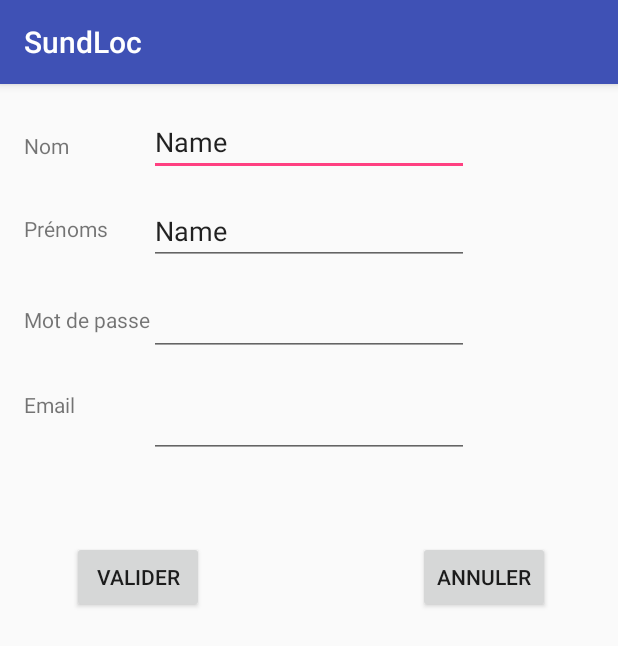
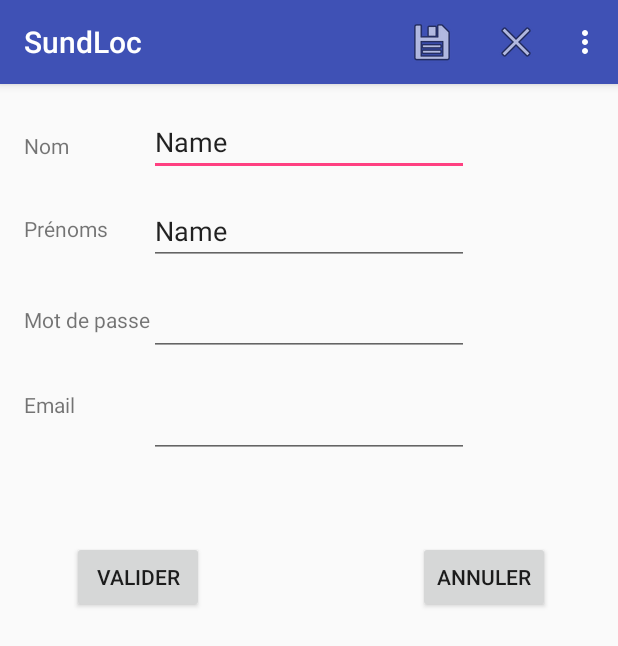
Before and after one commit to locohic/MyApp, an Android app: the screen it shows after launch (Main2Activity), after a tap on "SIGN UP", on a phone screen of 412 x 824 dp. Shown: the top 646 px of the screen. Run offline under Robolectric (Android 15) with nearby library versions, the phone set to English and light mode, and no system bars.

```diff
--- a/app/src/main/java/com/example/loic/myapplication/MainActivity.java
+++ b/app/src/main/java/com/example/loic/myapplication/MainActivity.java
@@ -1,20 +1,22 @@
 package com.example.loic.myapplication;
 
-import android.content.Context;
-import android.content.DialogInterface;
+import android.app.DatePickerDialog;
+import android.app.Dialog;
+import android.app.DialogFragment;
 import android.content.Intent;
 import android.support.v7.app.AppCompatActivity;
 import android.os.Bundle;
-import android.text.format.DateUtils;
 import android.view.Menu;
 import android.view.MenuItem;
 import android.view.View;
 import android.widget.Button;
+import android.widget.DatePicker;
 import android.widget.TextView;
 import android.widget.Toast;
 
+import java.util.Calendar;
+import java.util.GregorianCalendar;
 import java.text.DateFormat;
-import java.util.Date;
 
 public class MainActivity extends AppCompatActivity {
 
@@ -26,10 +28,67 @@ public class MainActivity extends AppCompatActivity {
         Button ConnectButton = (Button) findViewById(R.id.ConnectButton);
         TextView TV1 = (TextView) findViewById(R.id.TV1);
         getString(R.string.view_text);
-        String now = DateUtils.formatDateTime(getApplicationContext(), (new Date()).getTime(), DateFormat.FULL);
-        TV1.setText(now);
+
+        /*String now = DateUtils.formatDateTime(getApplicationContext(), (new Date()).getTime(), DateFormat.FULL);
+        TV1.setText(now);*/
 
         };
+
+    /*public void onStart(){
+        super.onStart();
+        EditText txtDate=(EditText) findViewById(R.id.txtdate);
+        txtDate.setOnFocusChangeListener(new View.OnFocusChangeListener() {
+            @Override
+            public void onFocusChange(View v,boolean hasFocus){
+                if (hasFocus){
+            DateDialog dialog= new DateDialog(v);
+                    FragmentTransaction ft= getFragmentManager().beginTransaction();
+                    dialog.show(ft, "DatePicker");
+                }
+        }
+    }
+        );
+    } <EditText
+        android:layout_width="wrap_content"
+        android:layout_height="wrap_content"
+        android:id="@+id/txtdate"
+        android:textSize="20sp"
+        android:hint="Tapez ici pour choisir la date"
+        android:layout_below="@+id/TV1"
+        android:layout_centerHorizontal="true"
+        android:layout_marginTop="42dp" />*/
+
+    /*public void datePicker(View view){
+        DatePickerFragment fragment= new DatePickerFragment();
+        fragment.show(getSupportFragmentManager(), "date");
+    }
+    private void setDate(final Calendar calendar) {
+        final DateFormat dateFormat = DateFormat.getDateInstance(DateFormat.MEDIUM);
+        ((TextView) findViewById(R.id.TV1)).setText(dateFormat.format(calendar.getTime()));
+    }
+
+    @Override
+    public void onDateSet(DatePicker view, int year, int month, int dayOfMonth) {
+
+    }
+
+    public static class DatePickerFragment extends DialogFragment {
+
+        @Override
+        public Dialog onCreateDialog(Bundle saveInstanceState){
+            final Calendar c = Calendar.getInstance();
+            int year = c.get(Calendar.YEAR);
+            int month = c.get(Calendar.MONTH);
+            int day = c.get(Calendar.DAY_OF_MONTH);
+            return new DatePickerDialog(getActivity(), (DatePickerDialog.OnDateSetListener) getActivity(year, month, day));
+        }
+    }
+
+    @Override
+    public void onDateset(DatePicker view, int year, int month, int day ) {
+        Calendar cal = new GregorianCalendar(year, month, day);
+        setDate(cal);
+    }*/
     public void inscription(View v){
         Intent inscription = new Intent(this,Main2Activity.class);
         startActivity(inscription);
--- a/app/src/main/res/menu/action_bar.xml
+++ b/app/src/main/res/menu/action_bar.xml
@@ -5,23 +5,23 @@
         android:id="@+id/action_save"
         android:icon="@android:drawable/ic_menu_save"
         android:title="@string/action_save"
-        app:showAsAction="ifRoom"/>
+        app:showAsAction="always"/>
 
     <item
         android:id="@+id/action_delete"
         android:icon="@android:drawable/ic_menu_delete"
         android:title="@string/action_delete"
-        app:showAsAction=""/>
+        app:showAsAction="ifRoom"/>
     <item
         android:id="@+id/action_settings"
         android:title="@string/action_settings"
         android:icon="@android:drawable/ic_menu_manage"
-         app:showAsAction=""/>
+         app:showAsAction="ifRoom"/>
 
     <item
         android:id="@+id/action_mode_close_button"
         android:title="@string/action_mode_close_button"
         android:icon="@android:drawable/ic_menu_close_clear_cancel"
-       app:showAsAction=""/>
+       app:showAsAction="always"/>
 
 </menu>
```
Also changed, not shown: app/src/main/java/com/example/loic/myapplication/DateDialog.java (added, +36 -0 lines), app/src/main/java/com/example/loic/myapplication/Main2Activity.java (+36 -1 lines), app/src/main/java/com/example/loic/myapplication/Main3Activity.java (+36 -1 lines), app/src/main/res/layout/activity_main.xml (+10 -0 lines).
